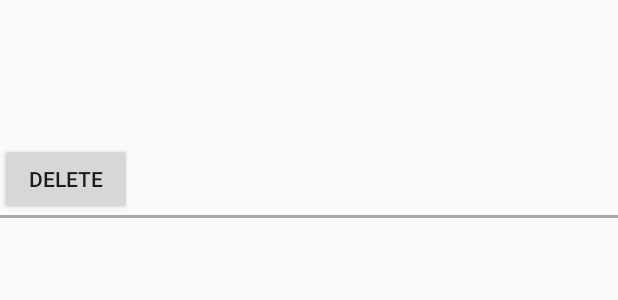
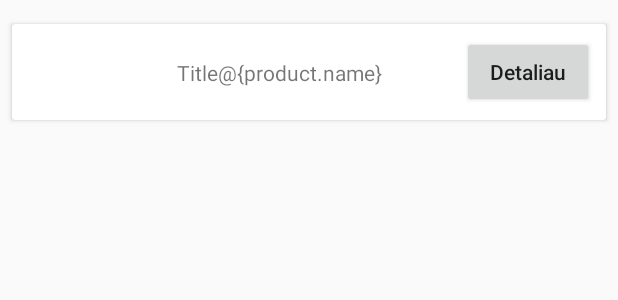
Before and after one commit to Daridang/ManufacturaApp, an Android app: the layout product_list_item.xml on its own in the app's theme, with its tools: preview values and no code run, on a phone screen of 412 x 824 dp. Shown: the top 300 px of the screen. Run offline under Robolectric (Android 15) with nearby library versions, the phone set to English and light mode, and no system bars.

Commit message:
Product list item layout changed

```diff
--- a/app/src/main/java/lt/manufaktura/app/model/product/ProductAdapter.java
+++ b/app/src/main/java/lt/manufaktura/app/model/product/ProductAdapter.java
@@ -13,7 +13,7 @@ import java.util.List;
 
 import lt.manufaktura.app.Const;
 import lt.manufaktura.app.R;
-import lt.manufaktura.app.databinding.ProductItemBinding;
+import lt.manufaktura.app.databinding.ProductListItemBinding;
 import lt.manufaktura.app.user.account.OnRecyclerViewItemClickListener;
 
 /**
@@ -29,7 +29,7 @@ public class ProductAdapter extends
     private OnRecyclerViewItemClickListener listener;
 
     private List<Product> products;
-    private ProductItemBinding pib;
+    private ProductListItemBinding plib;
 
     public ProductAdapter(
             List<Product> products,
@@ -42,20 +42,20 @@ public class ProductAdapter extends
     @Override
     public ProductViewHolder onCreateViewHolder(
             @NonNull ViewGroup parent, int viewType) {
-        pib = DataBindingUtil.inflate(
+        plib = DataBindingUtil.inflate(
                 LayoutInflater.from(parent.getContext()),
-                R.layout.product_item,
+                R.layout.product_list_item,
                 parent,
                 false
         );
-        return new ProductViewHolder(pib);
+        return new ProductViewHolder(plib);
     }
 
     @Override
     public void onBindViewHolder(@NonNull ProductViewHolder holder, int position) {
         Product p = products.get(position);
-        pib.setProduct(p);
-        pib.getRoot().setOnClickListener(v -> {
+        plib.setProduct(p);
+        plib.getRoot().setOnClickListener(v -> {
             listener.onClick(p);
         });
         String picName = null;
@@ -68,7 +68,7 @@ public class ProductAdapter extends
             Glide.with(holder.itemView.getContext())
                     .load(Const.BASE_IMAGE_URL + picName)
                     .fitCenter()
-                    .into(pib.productItemImageViewId);
+                    .into(plib.productItemImageViewId);
         }
     }
 
@@ -79,7 +79,7 @@ public class ProductAdapter extends
 
     public static class ProductViewHolder extends RecyclerView.ViewHolder {
 
-        public ProductViewHolder(@NonNull ProductItemBinding itemView) {
+        public ProductViewHolder(@NonNull ProductListItemBinding itemView) {
             super(itemView.getRoot());
 
         }
--- a/app/src/main/res/layout/product_list_item.xml
+++ b/app/src/main/res/layout/product_list_item.xml
@@ -10,69 +10,51 @@
             type="lt.manufaktura.app.model.product.Product" />
     </data>
 
-    <LinearLayout
-        android:id="@+id/item_layout_id"
+    <androidx.cardview.widget.CardView
+        android:id="@+id/product_item_card_view_id"
         android:layout_width="match_parent"
         android:layout_height="wrap_content"
-        android:orientation="vertical">
+        android:layout_marginStart="8dp"
+        android:layout_marginTop="16dp"
+        android:layout_marginEnd="8dp">
 
-        <TextView
-            android:id="@+id/name_txt_id"
+        <androidx.constraintlayout.widget.ConstraintLayout
             android:layout_width="match_parent"
-            android:layout_height="wrap_content"
-            android:layout_gravity="center"
-            android:gravity="center"
-            android:text="@{product.name}"
-            android:textSize="18sp"
-            android:textStyle="bold" />
+            android:layout_height="match_parent">
 
-        <LinearLayout
-            android:layout_width="match_parent"
-            android:layout_height="wrap_content"
-            android:gravity="center"
-            android:orientation="horizontal">
+            <ImageView
+                android:id="@+id/product_item_image_view_id"
+                android:layout_width="wrap_content"
+                android:layout_height="wrap_content"
+                android:layout_margin="8dp"
+                android:contentDescription="@{product.productPicture}"
+                android:minWidth="48dp"
+                android:minHeight="48dp"
+                app:layout_constraintBottom_toBottomOf="parent"
+                app:layout_constraintHeight_min="48dp"
+                app:layout_constraintStart_toStartOf="parent"
+                app:layout_constraintTop_toTopOf="parent" />
 
             <TextView
-                android:id="@+id/section_txt_id"
+                android:id="@+id/product_item_name_txt_id"
                 android:layout_width="wrap_content"
                 android:layout_height="wrap_content"
-                android:layout_margin="16dp"
-                android:gravity="center"
-                android:text="@{product.section}" />
+                android:text="Title@{product.name}"
+                app:layout_constraintBottom_toBottomOf="parent"
+                app:layout_constraintEnd_toStartOf="@+id/details_btn_id"
+                app:layout_constraintStart_toEndOf="@+id/product_item_image_view_id"
+                app:layout_constraintTop_toTopOf="parent" />
 
-            <TextView
-                android:id="@+id/category_txt_id"
+            <Button
+                android:id="@+id/details_btn_id"
                 android:layout_width="wrap_content"
                 android:layout_height="wrap_content"
-                android:layout_margin="16dp"
-                android:gravity="center"
-                android:text="@{product.category}" />
-
-            <TextView
-                android:id="@+id/price_txt_id"
-                android:layout_width="wrap_content"
-                android:layout_height="wrap_content"
-                android:layout_margin="16dp"
-                android:gravity="center"
-                android:text='@{"" + product.price}' />
-
-        </LinearLayout>
-
-        <TextView
-            android:id="@+id/description_txt_id"
-            android:layout_width="match_parent"
-            android:layout_height="wrap_content"
-            android:text="@{product.description}" />
-
-        <Button
-            android:id="@+id/delete_btn_id"
-            android:layout_width="wrap_content"
-            android:layout_height="wrap_content"
-            android:text="DELETE"/>
-
-        <View
-            android:layout_width="match_parent"
-            android:layout_height="2dp"
-            android:background="@android:color/darker_gray" />
-    </LinearLayout>
+                android:layout_margin="8dp"
+                android:text="@string/details_btn_txt"
+                android:textAllCaps="false"
+                app:layout_constraintBottom_toBottomOf="parent"
+                app:layout_constraintEnd_toEndOf="parent"
+                app:layout_constraintTop_toTopOf="parent" />
+        </androidx.constraintlayout.widget.ConstraintLayout>
+    </androidx.cardview.widget.CardView>
 </layout>
--- a/app/src/main/res/values/strings.xml
+++ b/app/src/main/res/values/strings.xml
@@ -63,4 +63,5 @@
     <string name="open_gallery_btn_txt">Gallery</string>
     <string name="take_picture_btn_txt">Take Picture</string>
     <string name="create_btn_txt">Create</string>
+    <string name="details_btn_txt">Detaliau</string>
 </resources>
```
